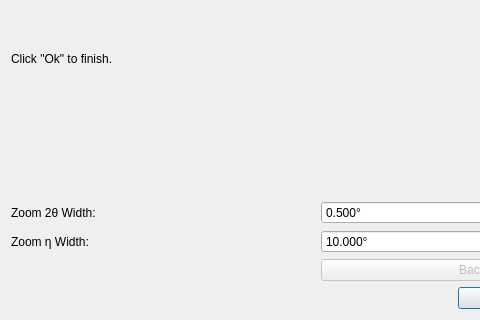
This is hexrd/ui/resources/ui/line_picker_dialog.ui in HEXRD/hexrdgui as Qt 5 draws it before an edit; both pictures show x 0 to 480 and y 369 to 689 of the 635 by 689 pixel window. The edited form follows.
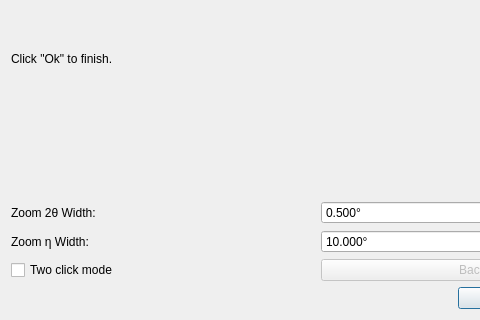
This is the edited form.

Commit message:
Add two click option to line picker dialog
If enabled, the two click option will have the user first click on
the main canvas, at which point the zoom canvas will be frozen. The
user must then click on the zoom canvas to add the point.

It allows for finer point picking.

What changed in the file:
```diff
--- a/hexrd/ui/resources/ui/line_picker_dialog.ui
+++ b/hexrd/ui/resources/ui/line_picker_dialog.ui
@@ -114,6 +114,16 @@
      <item row="3" column="0" colspan="2">
       <layout class="QVBoxLayout" name="zoom_canvas_layout"/>
      </item>
+     <item row="6" column="0">
+      <widget class="QCheckBox" name="two_click_mode">
+       <property name="toolTip">
+        <string>&lt;html&gt;&lt;head/&gt;&lt;body&gt;&lt;p&gt;If enabled, upon the first click on the main canvas, the zoom will be frozen, and then the user will click on the zoom canvas for the point to be added.&lt;/p&gt;&lt;/body&gt;&lt;/html&gt;</string>
+       </property>
+       <property name="text">
+        <string>Two click mode</string>
+       </property>
+      </widget>
+     </item>
     </layout>
    </item>
    <item>
```
Left out of the diff: 6 changed lines with no effect on the pictures. The commit also changes 2 other files.
